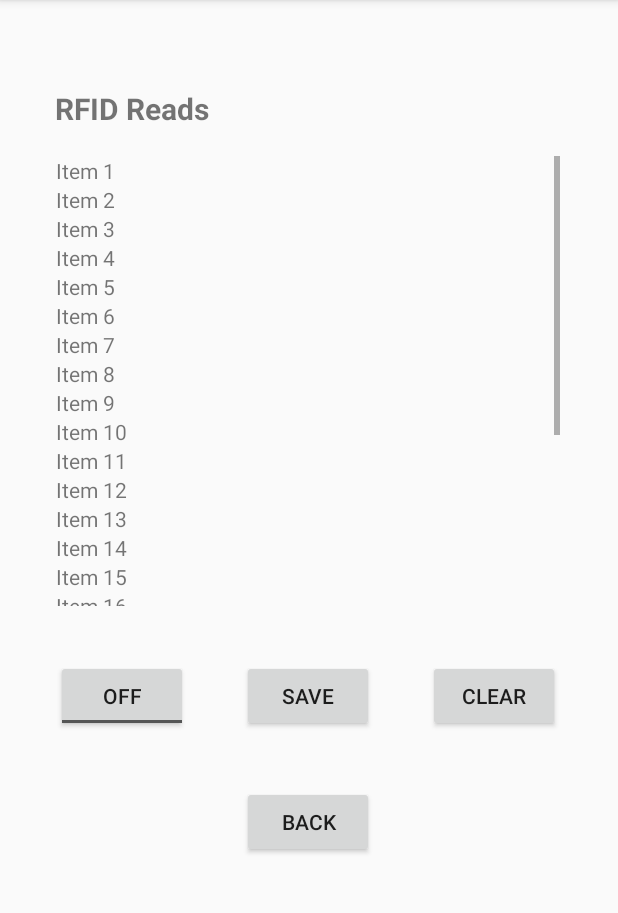
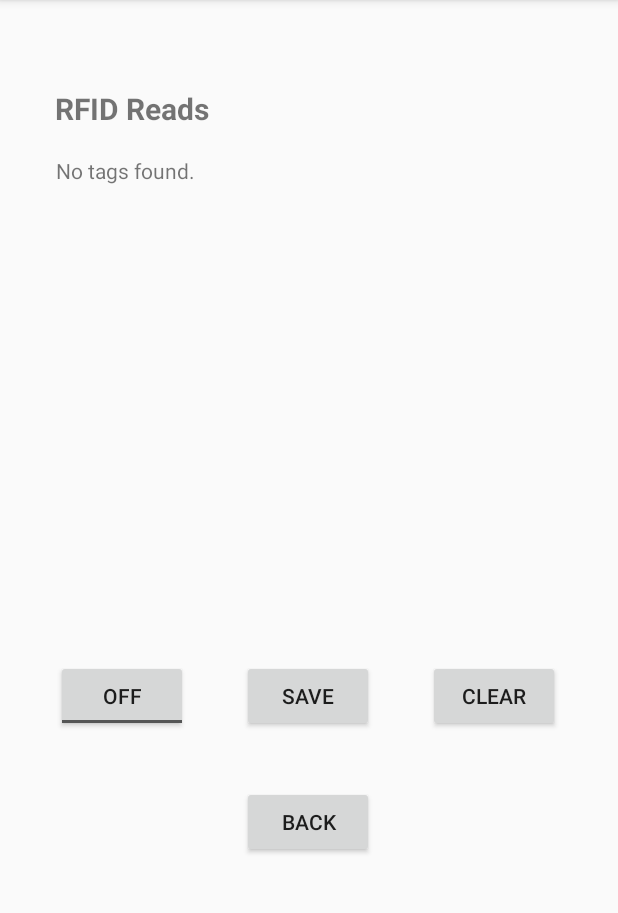
Before and after one commit to cylissama/Alien-Probe, an Android app built with Jetpack Compose: the ScannerActivity screen opened directly, with no data from a screen before it, on a phone screen of 412 x 824 dp, the part 84-997 px from its top. Run offline under Robolectric (Android 15) with nearby library versions, the phone set to English and light mode, and no system bars.

Commit message:
some changes

```diff
--- a/Android App/Alien PROBE/app/src/main/java/com/example/alienprobe/MainActivity.kt
+++ b/Android App/Alien PROBE/app/src/main/java/com/example/alienprobe/MainActivity.kt
@@ -1,8 +1,5 @@
 package com.example.alienprobe
 
-import AppPreferences
-import PreferencesManager
-import android.content.Context
 import android.os.Bundle
 import androidx.activity.ComponentActivity
 import android.content.Intent
@@ -11,8 +8,6 @@ import android.widget.Button
 
 class MainActivity : ComponentActivity() {
 
-    //setup shared prefs for the IP/Port/User/Pass
-    private lateinit var sharedPreferences: SharedPreferences
     override fun onCreate(savedInstanceState: Bundle?) {
         super.onCreate(savedInstanceState)
         setContentView(R.layout.activity_main) // Inflating activity_main.xml layout
--- a/Android App/Alien PROBE/app/src/main/java/com/example/alienprobe/ScannerActivity.kt
+++ b/Android App/Alien PROBE/app/src/main/java/com/example/alienprobe/ScannerActivity.kt
@@ -5,45 +5,53 @@ import android.os.Bundle
 import android.widget.Button
 import android.widget.LinearLayout
 import android.widget.TextView
+import android.widget.Toast
 import androidx.appcompat.app.AppCompatActivity
 
 //import RFIDTag class
-
+var tagList: List<String>? = null
 class ScannerActivity : AppCompatActivity() {
     override fun onCreate(savedInstanceState: Bundle?) {
         super.onCreate(savedInstanceState)
         setContentView(R.layout.activity_scanner)
+
+        //setup the reader
+        var reader = AlienScanner(this)
+        Toast.makeText(this, reader.respond(), Toast.LENGTH_SHORT).show()
 
         val buttonClick = findViewById<Button>(R.id.btnViewScanToMain)
         buttonClick.setOnClickListener {
             val intent = Intent(this, MainActivity::class.java)
             startActivity(intent)
         }
+        val clearClick = findViewById<Button>(R.id.btnScannerClear)
+        clearClick.setOnClickListener {
+            try {
+                reader.openReader()
+            } catch (e: Exception) {
+                Toast.makeText(this, "Error", Toast.LENGTH_SHORT).show()
+            }
+        }
 
         // Get reference to the LinearLayout inside ScrollView
         val linearLayout = findViewById<LinearLayout>(R.id.linearLayout)
 
-        // Add 5 text items to the LinearLayout
-        for (i in 1..25) {
-            val textView = TextView(this)
-            textView.text = "Item $i"
+        tagList?.let {
+            for (tag in it) {
+                val textView = TextView(this).apply {
+                    text = tag
+                    // Optional: add styling here if needed
+                }
+                linearLayout.addView(textView)
+            }
+        } ?: run {
+            // If tagList is null or empty, display a placeholder or error message
+            val textView = TextView(this).apply {
+                text = "No tags found."
+                // Optional: add styling here if needed
+            }
             linearLayout.addView(textView)
         }
 
-        /*
-        //start scanning for tags
-        val buttonClick = findViewById<Button>(R.id.)
-        buttonClick.setOnClickListener {
-            val intent = Intent(this, MainActivity::class.java)
-            startActivity(intent)
-
-            //???
-            val tagGetter = AlienGetTagList();
-        }
-        */
-
-        //stop scanning for tags
-
-
     }
 }
```
Also changed, not shown: Android App/Alien PROBE/app/src/main/java/com/example/alienprobe/AlienScanner.java (+12 -14 lines), Android App/Alien PROBE/app/src/main/java/com/example/alienprobe/PreferencesManager.kt (deleted, +0 -32 lines), Android App/Alien PROBE/app/src/main/java/com/example/alienprobe/SettingsActivity.kt (+1 -6 lines).
